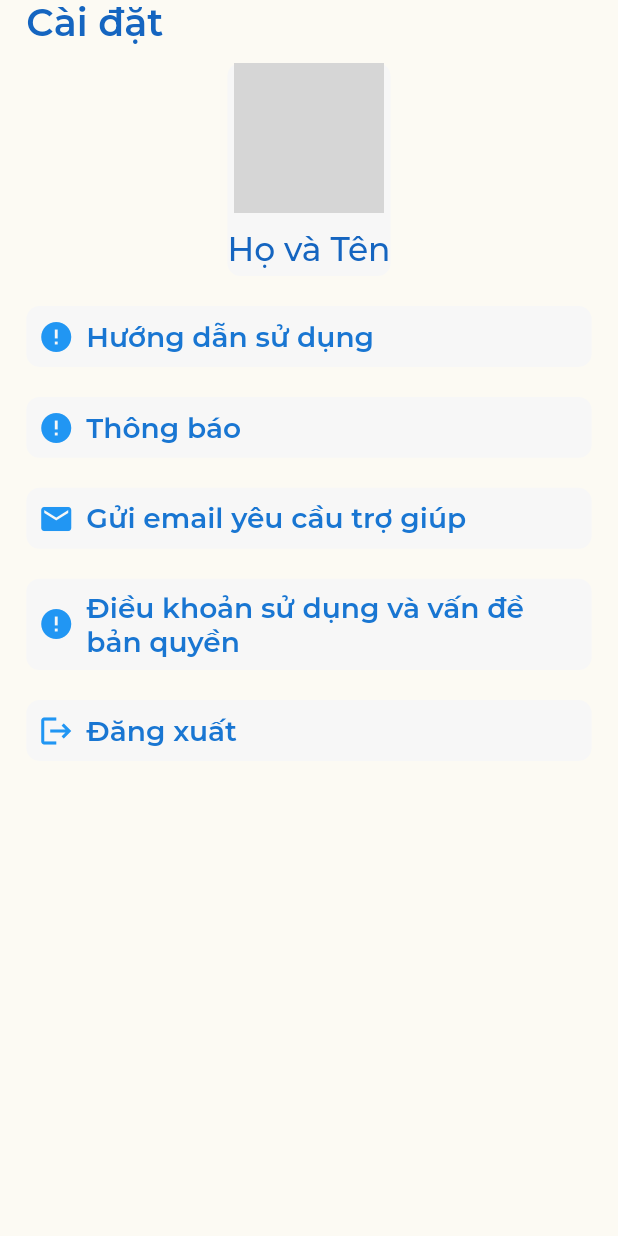
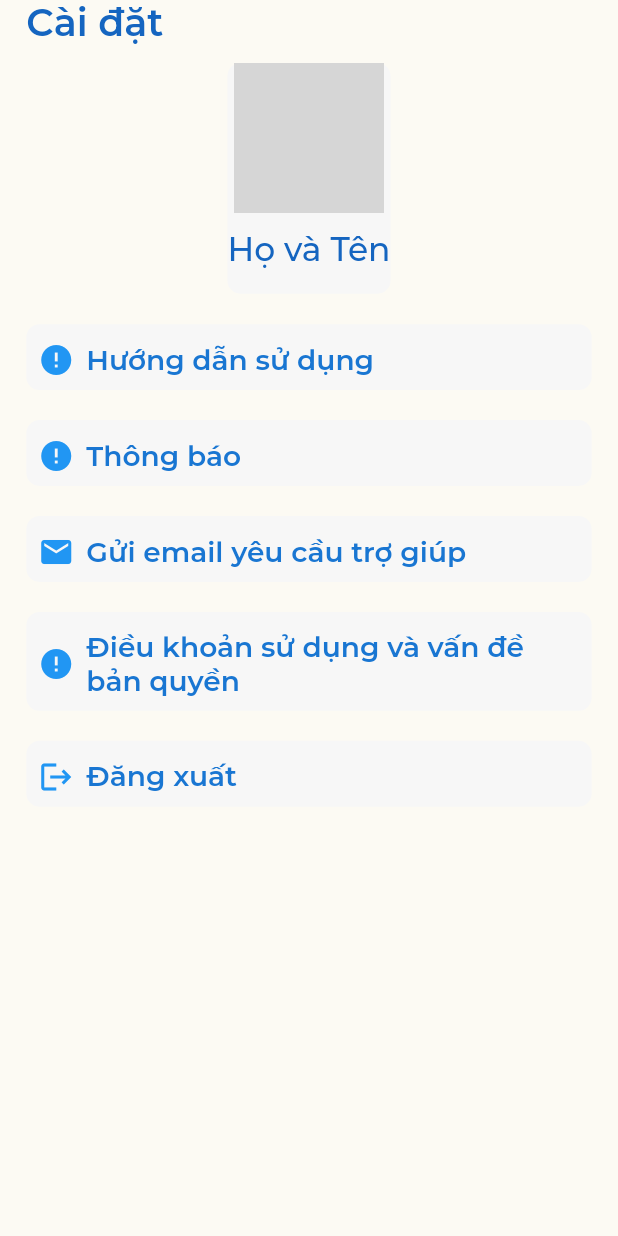
Before and after one commit to nguyendangvu221/library_management_system, a Flutter app: the UserScreen screen opened by its route, on a phone screen of 412 x 824 dp. Run offline on Flutter 3.47's test engine with Material 2 defaults, Android fonts, the phone set to English and light mode, and no system bars; our stand-ins replace firebase_core, flutter_screenutil, get, get_it, hive, hive_flutter and 3 more; missing offline and left inert: dart:ffi; accounts and stored records are empty; network calls fail; grey boxes are pictures that could not be loaded.

Commit message:
fix bug over flow

```diff
--- a/lib/presentation/journey/user/user_screen.dart
+++ b/lib/presentation/journey/user/user_screen.dart
@@ -31,7 +31,7 @@ class UserScreen extends GetView<UserController> {
                   height: 10.sp,
                 ),
                 Container(
-                    height: 140.h,
+                    height: 140.w,
                     decoration: BoxDecoration(
                       borderRadius: BorderRadius.all(Radius.circular(8.sp)),
                       color: AppColors.grey1,
@@ -50,11 +50,11 @@ class UserScreen extends GetView<UserController> {
                             style: ThemeText.bodyMedium.s20.blue800),
                       ],
                     )),
-                const SizedBox(
-                  height: 20,
+                SizedBox(
+                  height: 20.h,
                 ),
                 buttonOfSetting(
-                  40.h,
+                  40.w,
                   "Hướng dẫn sử dụng",
                   () => null,
                   const Icon(Icons.error),
@@ -63,7 +63,7 @@ class UserScreen extends GetView<UserController> {
                   height: 20,
                 ),
                 buttonOfSetting(
-                  40.h,
+                  40.w,
                   "Thông báo",
                   () => null,
                   const Icon(Icons.error),
@@ -72,7 +72,7 @@ class UserScreen extends GetView<UserController> {
                   height: 20,
                 ),
                 buttonOfSetting(
-                  40.h,
+                  40.w,
                   "Gửi email yêu cầu trợ giúp",
                   () => null,
                   const Icon(Icons.email),
@@ -81,7 +81,7 @@ class UserScreen extends GetView<UserController> {
                   height: 20,
                 ),
                 buttonOfSetting(
-                    60.h,
+                    60.w,
                     "Điều khoản sử dụng và vấn đề bản quyền",
                     () => null,
                     const Icon(Icons.error)),
@@ -89,7 +89,7 @@ class UserScreen extends GetView<UserController> {
                   height: 20,
                 ),
                 buttonOfSetting(
-                  40.h,
+                  40.w,
                   "Đăng xuất",
                   () => null,
                   const Icon(Icons.logout),
```
Also changed, not shown: lib/presentation/journey/book_shelf/book_shelf_controller.dart (+69 -1 lines), lib/presentation/journey/book_shelf/book_shelf_screen.dart (+70 -2 lines).
